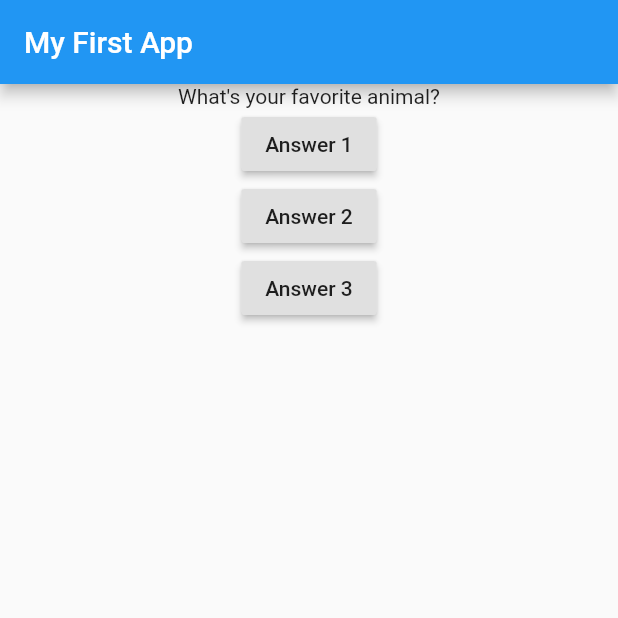
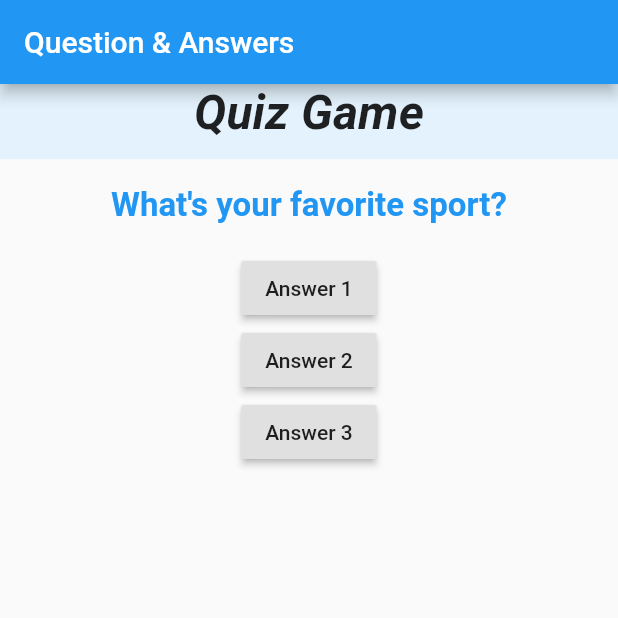
Before and after one commit to essam-eliwa/hello_flutter, a Flutter app: the screen it shows after launch, after a tap on "Answer 1", on a phone screen of 412 x 824 dp, the top half of it. Run offline on Flutter 3.47's test engine with Material 2 defaults, Android fonts, the phone set to English and light mode, and no system bars; Roboto replaces fonts that are missing (Verdana).

Commit message:
Quiz title added

```diff
--- /dev/null
+++ b/basics/lib/QuizTitle.dart
@@ -0,0 +1,26 @@
+import 'package:flutter/material.dart';
+
+class QuizTitle extends StatelessWidget {
+  const QuizTitle({
+    Key key,
+  }) : super(key: key);
+
+  @override
+  Widget build(BuildContext context) {
+    return Container(
+      width: double.infinity,
+      height: 50.0,
+      color: Colors.blue[50],
+      child: Text(
+        'Quiz Game',
+        textAlign: TextAlign.center,
+        style: TextStyle(
+          fontSize: 32,
+          fontWeight: FontWeight.bold,
+          fontStyle: FontStyle.italic,
+          fontFamily: 'Verdana',
+        ),
+      ),
+    );
+  }
+}
--- a/basics/lib/main.dart
+++ b/basics/lib/main.dart
@@ -1,4 +1,7 @@
 import 'package:flutter/material.dart';
+
+import './question.dart';
+import './QuizTitle.dart';
 
 // void main() {
 //   runApp(MyApp());
@@ -12,32 +15,35 @@ class MyApp extends StatefulWidget {
 }
 
 class _MyAppState extends State<MyApp> {
-  var questionIndex = 0;
+  var _questionIndex = 0;
+
+  var _questions = [
+    'What\'s your favorite \n football team?',
+    'What\'s your favorite sport?',
+    'What\'s your favorite color?',
+    'What\'s your favorite pet?',
+  ];
 
   void answerQuestion() {
     setState(() {
-      questionIndex = (questionIndex + 1) % 2;
+      _questionIndex = (_questionIndex + 1) % _questions.length;
     });
-    print(questionIndex);
+    print(_questionIndex);
   }
 
   @override
   Widget build(BuildContext context) {
-    var questions = [
-      'What\'s your favorite color?',
-      'What\'s your favorite animal?',
-    ];
     return MaterialApp(
+      debugShowCheckedModeBanner: false,
       home: Scaffold(
         appBar: AppBar(
-          title: Text('My First App'),
+          title: Text('Question & Answers'),
         ),
         body: Center(
           child: Column(
-            children: [
-              Text(
-                questions[questionIndex],
-              ),
+            children: <Widget>[
+              QuizTitle(),
+              Question(_questions[_questionIndex]),
               RaisedButton(
                 child: Text('Answer 1'),
                 onPressed: answerQuestion,
--- /dev/null
+++ b/basics/lib/question.dart
@@ -0,0 +1,23 @@
+import 'package:flutter/material.dart';
+
+class Question extends StatelessWidget {
+  final String qtext;
+
+  Question(this.qtext);
+  @override
+  Widget build(BuildContext context) {
+    return Padding(
+      padding: const EdgeInsets.all(18.0),
+      child: RichText(
+        text: TextSpan(
+          text: qtext,
+          style: TextStyle(
+            color: Theme.of(context).accentColor,
+            fontWeight: FontWeight.bold,
+            fontSize: 22,
+          ),
+        ),
+      ),
+    );
+  }
+}
```
Also changed, not shown: 21 other files.
